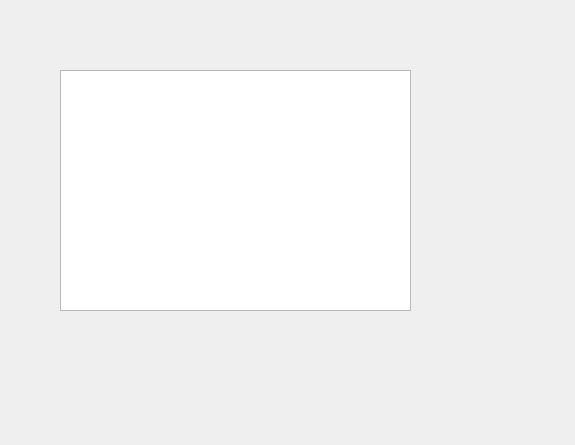
This is frontend/chooseAction/transactions.ui in banksimul-2023-22spo/group_1 as Qt 5 draws it before an edit. The edited form follows.
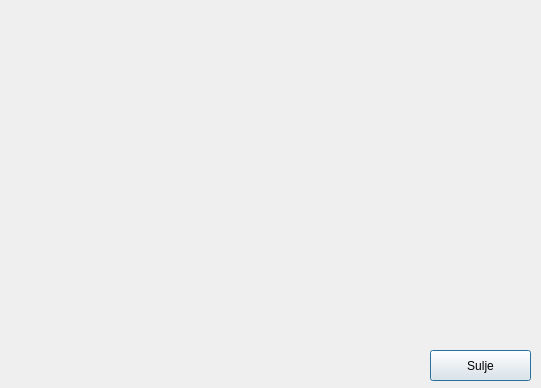
This is the edited form.

```diff
--- a/frontend/chooseAction/transactions.ui
+++ b/frontend/chooseAction/transactions.ui
@@ -6,22 +6,25 @@
    <rect>
     <x>0</x>
     <y>0</y>
-    <width>575</width>
-    <height>445</height>
+    <width>541</width>
+    <height>388</height>
    </rect>
   </property>
   <property name="windowTitle">
    <string>Dialog</string>
   </property>
-  <widget class="QTextEdit" name="textEdit">
+  <widget class="QPushButton" name="pushButton">
    <property name="geometry">
     <rect>
-     <x>60</x>
-     <y>70</y>
-     <width>351</width>
-     <height>241</height>
+     <x>430</x>
+     <y>350</y>
+     <width>101</width>
+     <height>31</height>
     </rect>
    </property>
+   <property name="text">
+    <string>Sulje</string>
+   </property>
   </widget>
  </widget>
  <resources/>
```
